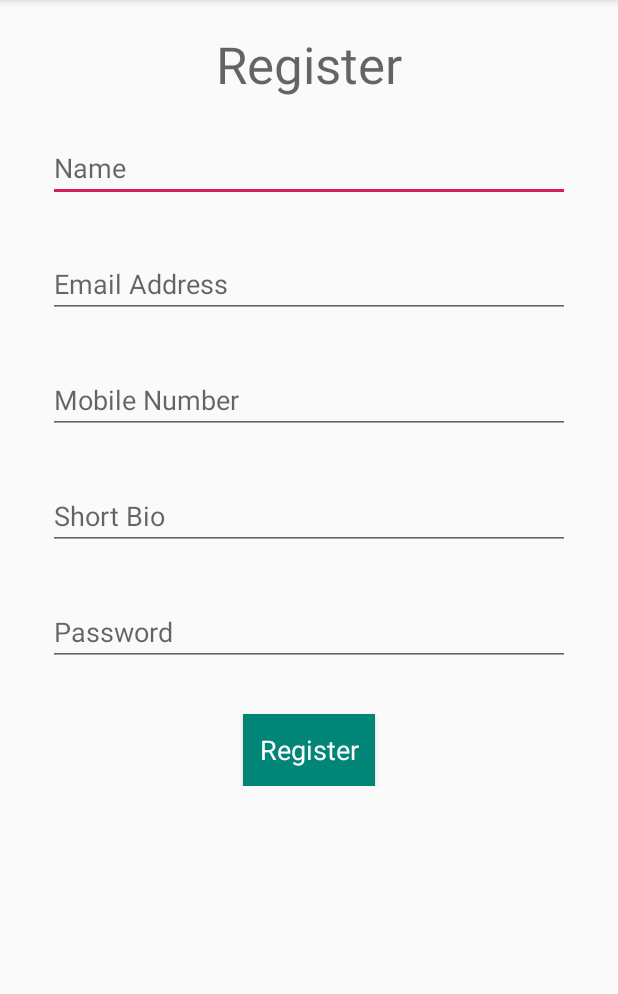
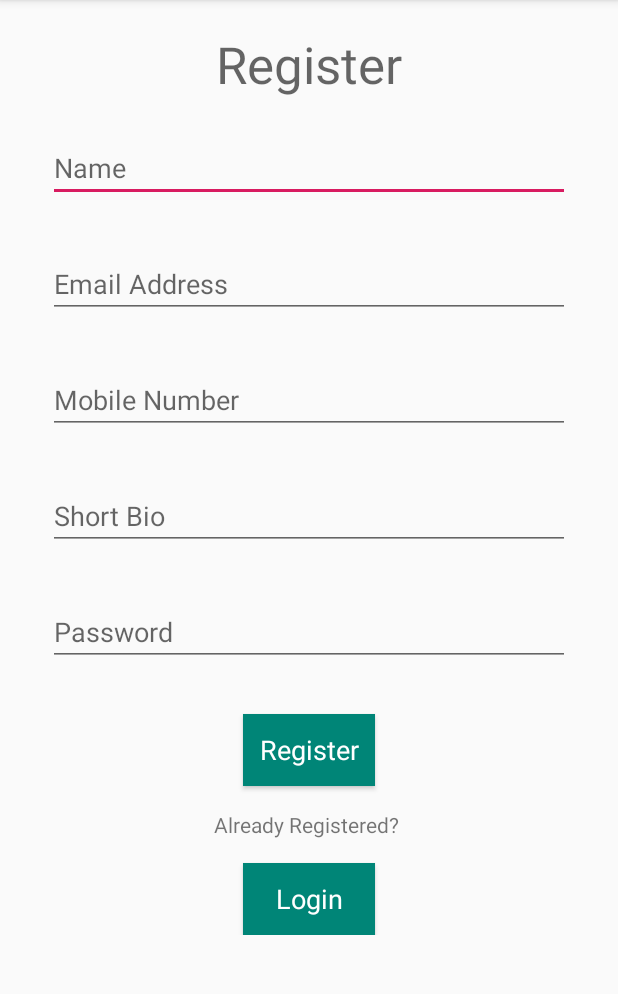
Before and after one commit to Ifejesu/HNGTask1, an Android app: the RegistrationActivity screen opened directly, with no data from a screen before it, on a phone screen of 412 x 824 dp, the part 84-1078 px from its top. Run offline under Robolectric (Android 15) with nearby library versions, the phone set to English and light mode, and no system bars.

Commit message:
first commit

```diff
--- a/app/src/main/java/com/example/hngtask1/RegistrationActivity.java
+++ b/app/src/main/java/com/example/hngtask1/RegistrationActivity.java
@@ -69,5 +69,14 @@ public class RegistrationActivity extends AppCompatActivity {
 
             }
         });
+
+        Button loginButton = findViewById(R.id.btn_login);
+        loginButton.setOnClickListener(new View.OnClickListener() {
+            @Override
+            public void onClick(View v) {
+                Intent registerIntent = new Intent(RegistrationActivity.this, LoginActivity.class);
+                startActivity(registerIntent);
+            }
+        });
     }
 }
--- a/app/src/main/res/layout/activity_registration.xml
+++ b/app/src/main/res/layout/activity_registration.xml
@@ -84,5 +84,20 @@
             android:text="@string/register"
             android:textAppearance="@style/TextAppearance.AppCompat.Medium"
             android:textColor="#FFFFFF" />
+
+        <TextView
+            android:layout_width="wrap_content"
+            android:layout_height="wrap_content"
+            android:layout_marginTop="16dp"
+            android:text="Already Registered? "/>
+        <Button
+            android:id="@+id/btn_login"
+            android:layout_width="wrap_content"
+            android:layout_height="wrap_content"
+            android:layout_marginTop="16dp"
+            android:background="@color/colorPrimary"
+            android:text="Login"
+            android:textAppearance="@style/TextAppearance.AppCompat.Medium"
+            android:textColor="#FFFFFF" />
     </LinearLayout>
 </ScrollView>
```
Also changed, not shown: app/src/main/AndroidManifest.xml (+6 -4 lines), app/src/main/java/com/example/hngtask1/MainActivity.java (+10 -0 lines), 1 other file.
